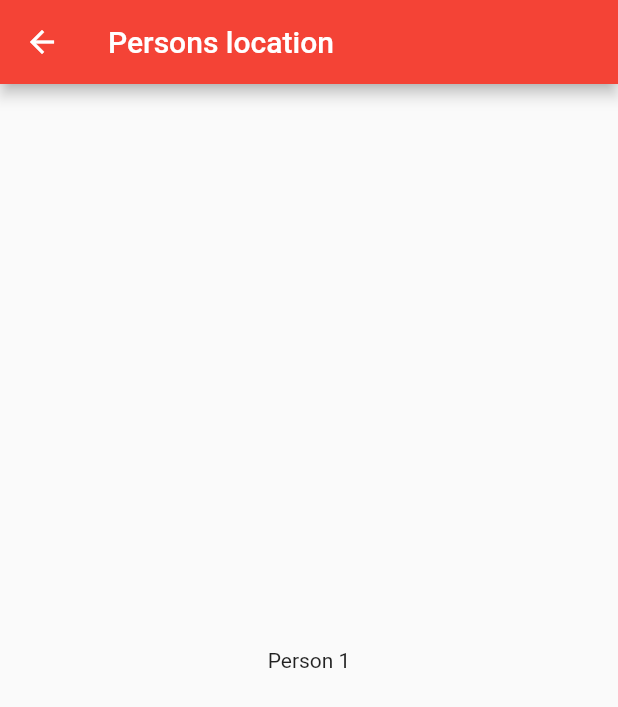
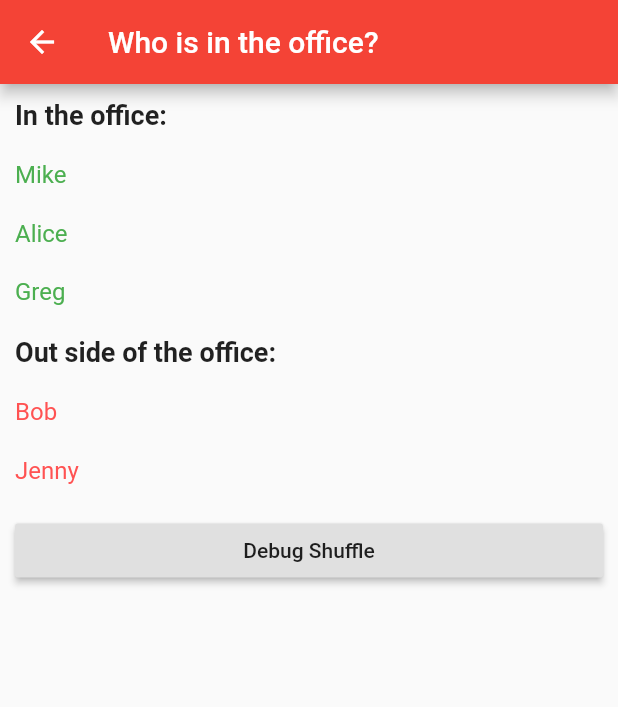
Before and after one commit to Appnroll/office-app, a Flutter app: the PersonsLocation screen opened directly, on a phone screen of 412 x 824 dp. Shown: the top 707 px of the screen. Run offline on Flutter 3.47's test engine with Material 2 defaults, Android fonts, the phone set to English and light mode, and no system bars.

Commit message:
Display users location

```diff
--- a/lib/geo/personslocation.dart
+++ b/lib/geo/personslocation.dart
@@ -1,15 +1,131 @@
+import 'dart:math';
+
 import 'package:flutter/material.dart';
+import 'package:office_app/geo/personlocation.dart';
 
-class PersonsLocation extends StatelessWidget {
+class PersonsLocation extends StatefulWidget  {
+
+  @override
+  State<StatefulWidget> createState() {
+    return PersonsLocationState();
+  }
+}
+
+class PersonsLocationState extends State<PersonsLocation> {
+
+  var persons = List<Person>.from([
+    Person("Mike", true, 1),
+    Person("Bob", false, null),
+    Person("Alice", true, 3),
+    Person("Greg", true, 1) ,
+    Person("Jenny", false, null)
+  ]);
+
   @override
   Widget build(BuildContext context) {
     return Scaffold(
-      appBar: AppBar(
-        title: Text('Persons location'),
-      ),
-      body: Center(
-        child: Text('Person 1')
-      ),
+        appBar: AppBar(
+          title: Text("Who is in the office?"),
+        ),
+      body: Builder(
+        builder: (context) => Center(
+          child: ListView(children: getPersonsListRows(context))
+        ),
+      )
     );
   }
+
+  List<Widget> getPersonsListRows(context)  {
+    List<Widget> widgets = [];
+
+    widgets.add(getListHeader("In the office:"));
+
+    persons.forEach((person) {
+      if (person.isInTheOffice) {
+        widgets.add(getListRow(context, person));
+      }
+    });
+
+    widgets.add(getListHeader("Out side of the office:"));
+    persons.forEach((person) {
+      if (!person.isInTheOffice) {
+        widgets.add(getListRow(context, person));
+      }
+    });
+
+    widgets.add(Padding(padding:  EdgeInsets.all(10.0), child: RaisedButton(
+      child: Text('Debug Shuffle'),
+      onPressed: () {
+        shufflePersons();
+      },
+    )));
+    return widgets;
+  }
+
+  Widget getListHeader(String text) {
+    return Padding(
+        padding: EdgeInsets.all(10.0),
+        child: Text(
+          text,
+          style: TextStyle(fontWeight: FontWeight.bold, fontSize: 18),
+        )
+    );
+  }
+
+  Widget getListRow(context, Person person) {
+    var textColor;
+    if (person.isInTheOffice) {
+      textColor = Colors.green;
+    } else {
+      textColor = Colors.redAccent;
+    }
+    return InkWell(
+      child: Padding
+        (padding: EdgeInsets.all(10.0),
+          child: Text(
+            person.name,
+            style: TextStyle(fontWeight: FontWeight.normal, fontSize: 16, color: textColor),
+          )
+      ),
+      onTap: () {
+        if (person.isInTheOffice) {
+          Navigator.push(
+              context,
+              MaterialPageRoute(builder: (context) => PersonLocation(person: person))
+          );
+        } else {
+          Scaffold.of(context).showSnackBar(new SnackBar(
+            content: new Text("${person.name} is not in the office"),
+          ));
+        }
+      },
+    );
+  }
+
+  shufflePersons() {
+    var random = Random();
+    setState(() {
+      persons = persons.map((person) {
+        bool inOffice = random.nextBool();
+        int roomNumber;
+        if (inOffice) {
+          roomNumber = random.nextInt(5) + 1;
+        }
+        return Person(person.name, inOffice, roomNumber);
+      }
+      ).toList();
+    });
+  }
 }
+
+class Person {
+  String name;
+  bool isInTheOffice;
+  int roomNumber;
+
+  Person(String name, bool isInTheOffice, int roomNumber) {
+    this.name = name;
+    this.isInTheOffice = isInTheOffice;
+    this.roomNumber = roomNumber;
+  }
+}
```
Also changed, not shown: lib/geo/personlocation.dart (added, +23 -0 lines).
